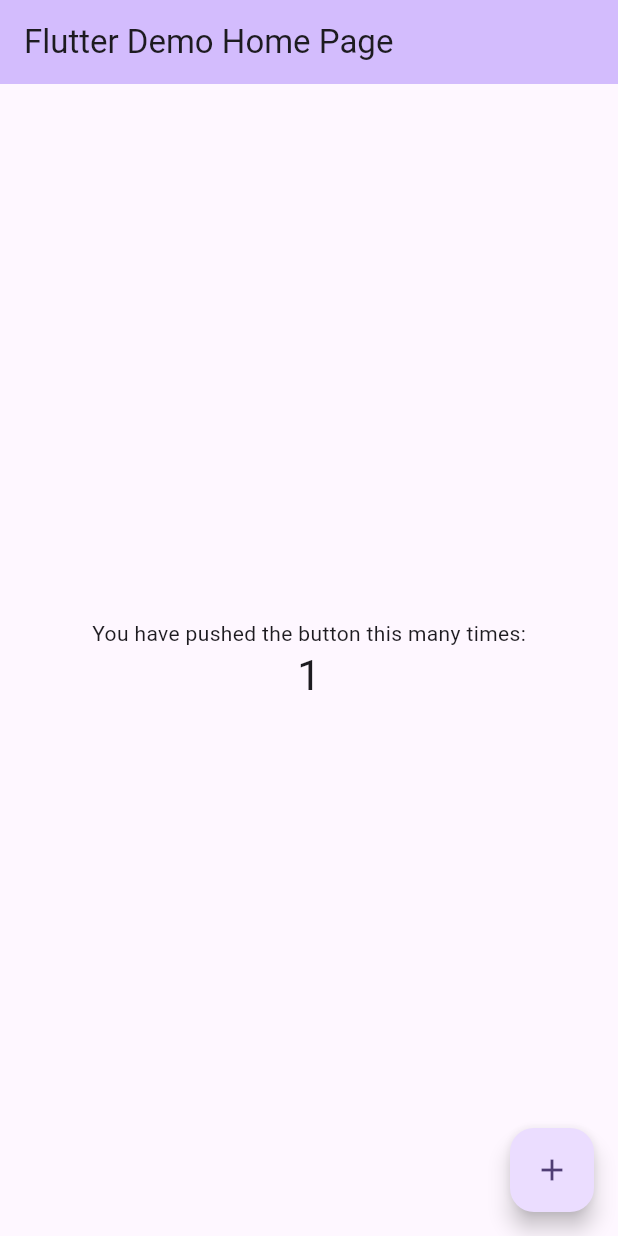
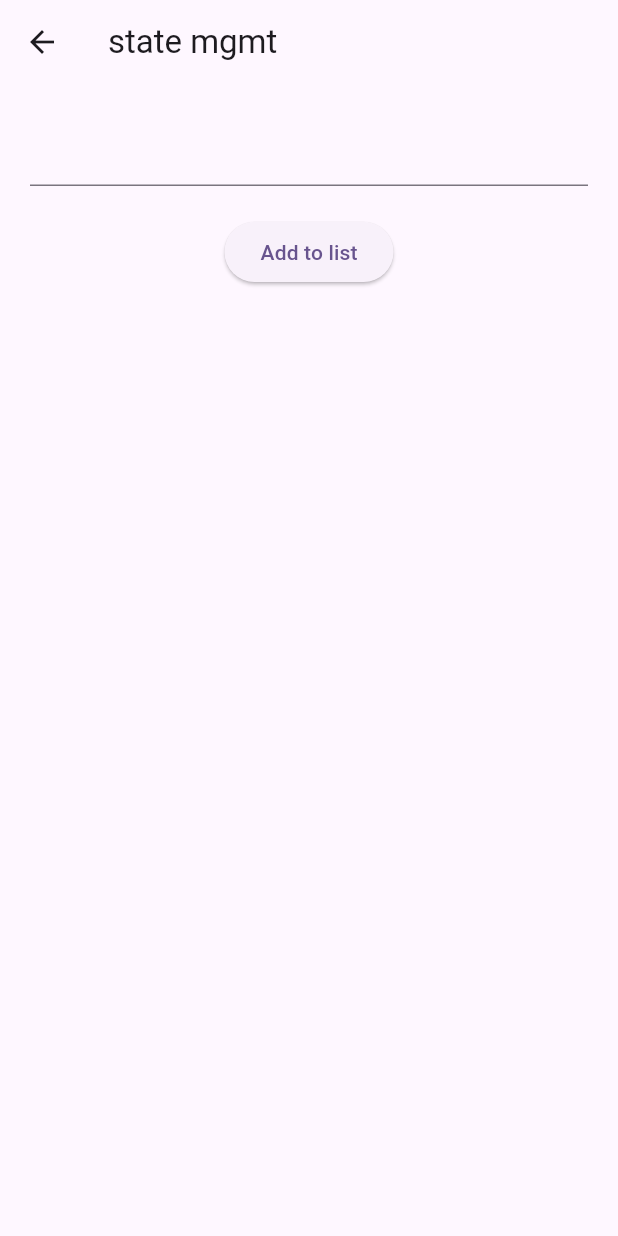
Before and after one commit to ClementPeter/flutter_state_mgmt, a Flutter app: the screen it shows after launch, after a tap on the "add" icon, on a phone screen of 412 x 824 dp. Run offline on Flutter 3.47's test engine with Material 3 defaults, Android fonts, the phone set to English and light mode, and no system bars.

Commit message:
vanilla_contact_app

```diff
--- /dev/null
+++ b/state_mgmt/vanilla_contact/lib/contact.dart
@@ -0,0 +1,5 @@
+//Model class
+class Contact {
+  final String name;
+  const Contact({required this.name});
+}
--- /dev/null
+++ b/state_mgmt/vanilla_contact/lib/contact_book.dart
@@ -0,0 +1,32 @@
+//State Management Logic
+
+import 'package:vanilla_contact/contact.dart';
+
+class ContactBook {
+  //1. Singleton instance pattern
+  ContactBook._sharedInstance(); //constructor
+
+  static final ContactBook _shared = ContactBook._sharedInstance();
+  factory ContactBook() => _shared;
+
+  //2. Create a contact storage
+  final List<Contact> _contacts = [];
+
+  //3. Expose the length of our contact
+  int get length => _contacts.length;
+
+  //4. Add to contacts function
+  void add({required Contact contact}) {
+    _contacts.add(contact);
+  }
+
+  //5. Remove from the _contact list
+  void remove({required Contact contact}) {
+    _contacts.remove(contact);
+  }
+
+  //6. Access _contacts data using it's index
+  Contact? contact({required int atIndex}) {
+    return _contacts.length > atIndex ? _contacts[atIndex] : null;
+  }
+}
--- a/state_mgmt/vanilla_contact/lib/main.dart
+++ b/state_mgmt/vanilla_contact/lib/main.dart
@@ -1,4 +1,6 @@
 import 'package:flutter/material.dart';
+import 'package:vanilla_contact/contact_book.dart';
+import 'package:vanilla_contact/new_contact_view.dart';
 
 void main() {
   runApp(const MyApp());
@@ -7,46 +9,24 @@ void main() {
 class MyApp extends StatelessWidget {
   const MyApp({super.key});
 
-  // This widget is the root of your application.
   @override
   Widget build(BuildContext context) {
     return MaterialApp(
       title: 'Flutter Demo',
       theme: ThemeData(
-        // This is the theme of your application.
-        //
-        // TRY THIS: Try running your application with "flutter run". You'll see
-        // the application has a purple toolbar. Then, without quitting the app,
-        // try changing the seedColor in the colorScheme below to Colors.green
-        // and then invoke "hot reload" (save your changes or press the "hot
-        // reload" button in a Flutter-supported IDE, or press "r" if you used
-        // the command line to start the app).
-        //
-        // Notice that the counter didn't reset back to zero; the application
-        // state is not lost during the reload. To reset the state, use hot
-        // restart instead.
-        //
-        // This works for code too, not just values: Most code changes can be
-        // tested with just a hot reload.
         colorScheme: ColorScheme.fromSeed(seedColor: Colors.deepPurple),
         useMaterial3: true,
       ),
-      home: const MyHomePage(title: 'Flutter Demo Home Page'),
+      home: const MyHomePage(title: 'State mgmt'),
+      routes: {
+        '/new-contact': (context) => const NewContactView(),
+      },
     );
   }
 }
 
 class MyHomePage extends StatefulWidget {
   const MyHomePage({super.key, required this.title});
-
-  // This widget is the home page of your application. It is stateful, meaning
-  // that it has a State object (defined below) that contains fields that affect
-  // how it looks.
-
-  // This class is the configuration for the state. It holds the values (in this
-  // case the title) provided by the parent (in this case the App widget) and
-  // used by the build method of the State. Fields in a Widget subclass are
-  // always marked "final".
 
   final String title;
 
@@ -55,71 +35,30 @@ class MyHomePage extends StatefulWidget {
 }
 
 class _MyHomePageState extends State<MyHomePage> {
-  int _counter = 0;
-
-  void _incrementCounter() {
-    setState(() {
-      // This call to setState tells the Flutter framework that something has
-      // changed in this State, which causes it to rerun the build method below
-      // so that the display can reflect the updated values. If we changed
-      // _counter without calling setState(), then the build method would not be
-      // called again, and so nothing would appear to happen.
-      _counter++;
-    });
-  }
+  final contactBook = ContactBook();
 
   @override
   Widget build(BuildContext context) {
-    // This method is rerun every time setState is called, for instance as done
-    // by the _incrementCounter method above.
-    //
-    // The Flutter framework has been optimized to make rerunning build methods
-    // fast, so that you can just rebuild anything that needs updating rather
-    // than having to individually change instances of widgets.
     return Scaffold(
       appBar: AppBar(
-        // TRY THIS: Try changing the color here to a specific color (to
-        // Colors.amber, perhaps?) and trigger a hot reload to see the AppBar
-        // change color while the other colors stay the same.
         backgroundColor: Theme.of(context).colorScheme.inversePrimary,
-        // Here we take the value from the MyHomePage object that was created by
-        // the App.build method, and use it to set our appbar title.
         title: Text(widget.title),
       ),
-      body: Center(
-        // Center is a layout widget. It takes a single child and positions it
-        // in the middle of the parent.
-        child: Column(
-          // Column is also a layout widget. It takes a list of children and
-          // arranges them vertically. By default, it sizes itself to fit its
-          // children horizontally, and tries to be as tall as its parent.
-          //
-          // Column has various properties to control how it sizes itself and
-          // how it positions its children. Here we use mainAxisAlignment to
-          // center the children vertically; the main axis here is the vertical
-          // axis because Columns are vertical (the cross axis would be
-          // horizontal).
-          //
-          // TRY THIS: Invoke "debug painting" (choose the "Toggle Debug Paint"
-          // action in the IDE, or press "p" in the console), to see the
-          // wireframe for each widget.
-          mainAxisAlignment: MainAxisAlignment.center,
-          children: <Widget>[
-            const Text(
-              'You have pushed the button this many times:',
-            ),
-            Text(
-              '$_counter',
-              style: Theme.of(context).textTheme.headlineMedium,
-            ),
-          ],
-        ),
+      body: ListView.builder(
+        itemCount: contactBook.length,
+        itemBuilder: (context, index) {
+          final contact = contactBook.contact(atIndex: index);
+          return ListTile(title: Text(contact!.name));
+        },
       ),
       floatingActionButton: FloatingActionButton(
-        onPressed: _incrementCounter,
+        onPressed: () {
+          Navigator.of(context).pushNamed('/new-contact');
+          setState(() {});
+        },
         tooltip: 'Increment',
         child: const Icon(Icons.add),
-      ), // This trailing comma makes auto-formatting nicer for build methods.
+      ),
     );
   }
 }
--- /dev/null
+++ b/state_mgmt/vanilla_contact/lib/new_contact_view.dart
@@ -0,0 +1,57 @@
+import 'package:flutter/material.dart';
+import 'package:vanilla_contact/contact.dart';
+import 'package:vanilla_contact/contact_book.dart';
+
+class NewContactView extends StatefulWidget {
+  const NewContactView({super.key});
+
+  @override
+  State<NewContactView> createState() => _NewContactViewState();
+}
+
+class _NewContactViewState extends State<NewContactView> {
+  late final TextEditingController _controller;
+
+  //final TextEditingController _controller = TextEditingController();
+
+  @override
+  void initState() {
+    _controller = TextEditingController();
+    super.initState();
+  }
+
+  @override
+  void dispose() {
+    _controller.dispose();
+    super.dispose();
+  }
+
+  @override
+  Widget build(BuildContext context) {
+    //final contactBook = ContactBook();
+    return Scaffold(
+      appBar: AppBar(
+        title: const Text('state mgmt'),
+      ),
+      body: Column(
+        children: [
+          Padding(
+            padding: const EdgeInsets.all(20.0),
+            child: TextField(
+              controller: _controller,
+            ),
+          ),
+          ElevatedButton(
+            child: const Text('Add to list'),
+            onPressed: () {
+              final contact = Contact(name: _controller.text);
+
+              ContactBook().add(contact: contact);
+              Navigator.of(context).pop();
+            },
+          )
+        ],
+      ),
+    );
+  }
+}
```
